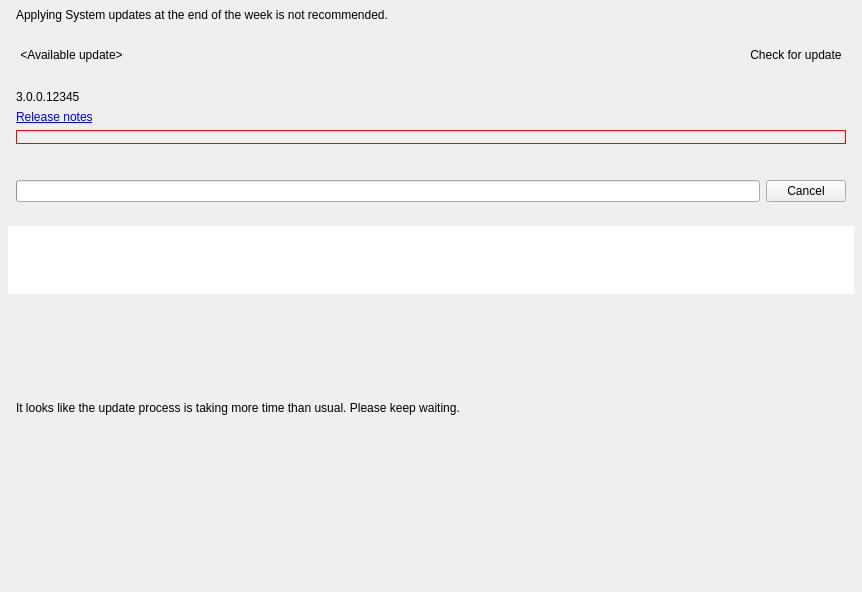
networkoptix/nx_open, file vms/client/nx_vms_client_desktop/src/nx/vms/client/desktop/system_update/multi_server_updates_widget.ui: the form before one commit.
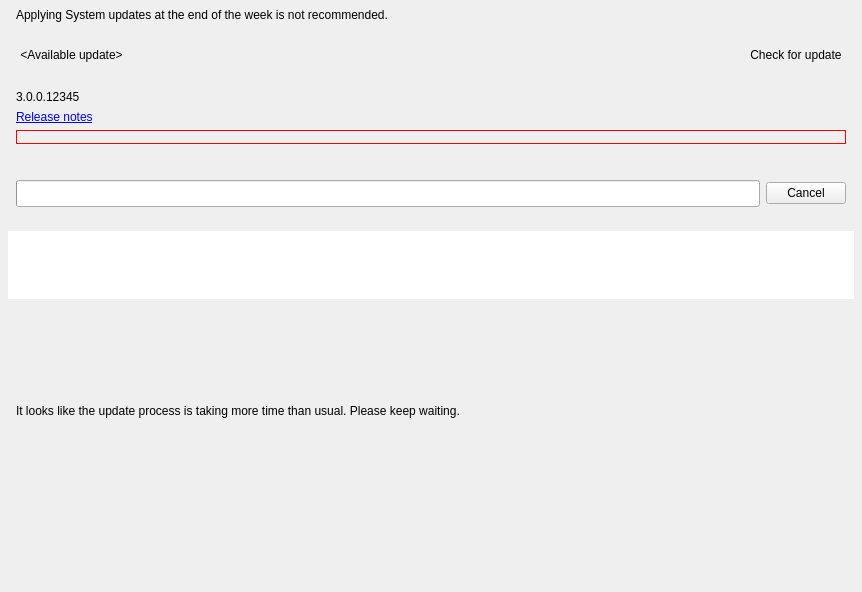
The form after the commit. The open tabs and pages were chosen to show the change. Custom widgets are drawn as their Qt base class.

Commit message:
VMS-12430: Updated font size for progress bar in MultiServerUpdatesWidget
<==== Mercurial data ====>
Branch: vms_4.0_gui

The edit to the form file:
```diff
--- a/vms/client/nx_vms_client_desktop/src/nx/vms/client/desktop/system_update/multi_server_updates_widget.ui
+++ b/vms/client/nx_vms_client_desktop/src/nx/vms/client/desktop/system_update/multi_server_updates_widget.ui
@@ -577,7 +577,13 @@
            <number>0</number>
           </property>
           <item>
-           <widget class="QProgressBar" name="actionProgess"/>
+           <widget class="QProgressBar" name="actionProgess">
+            <property name="font">
+             <font>
+              <pointsize>12</pointsize>
+             </font>
+            </property>
+           </widget>
           </item>
           <item>
            <widget class="QPushButton" name="cancelProgressAction">
```
Left out of the diff: 2 changed lines with no effect on the pictures.
